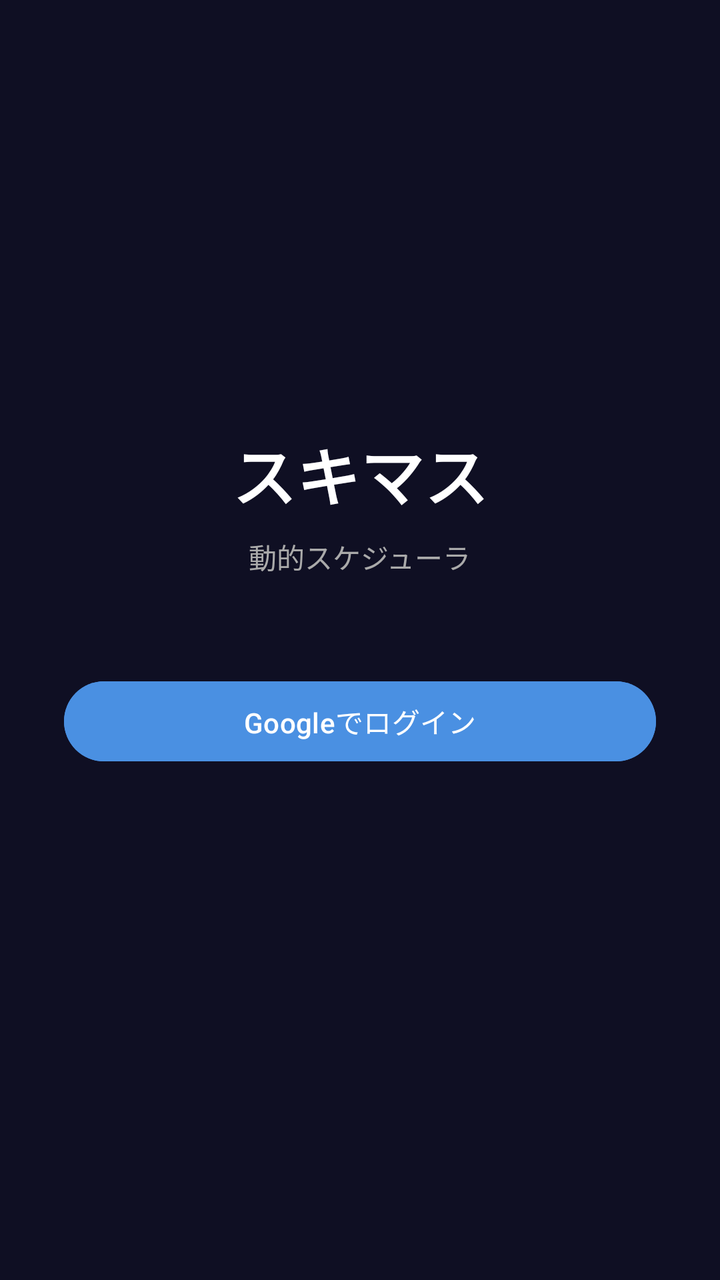
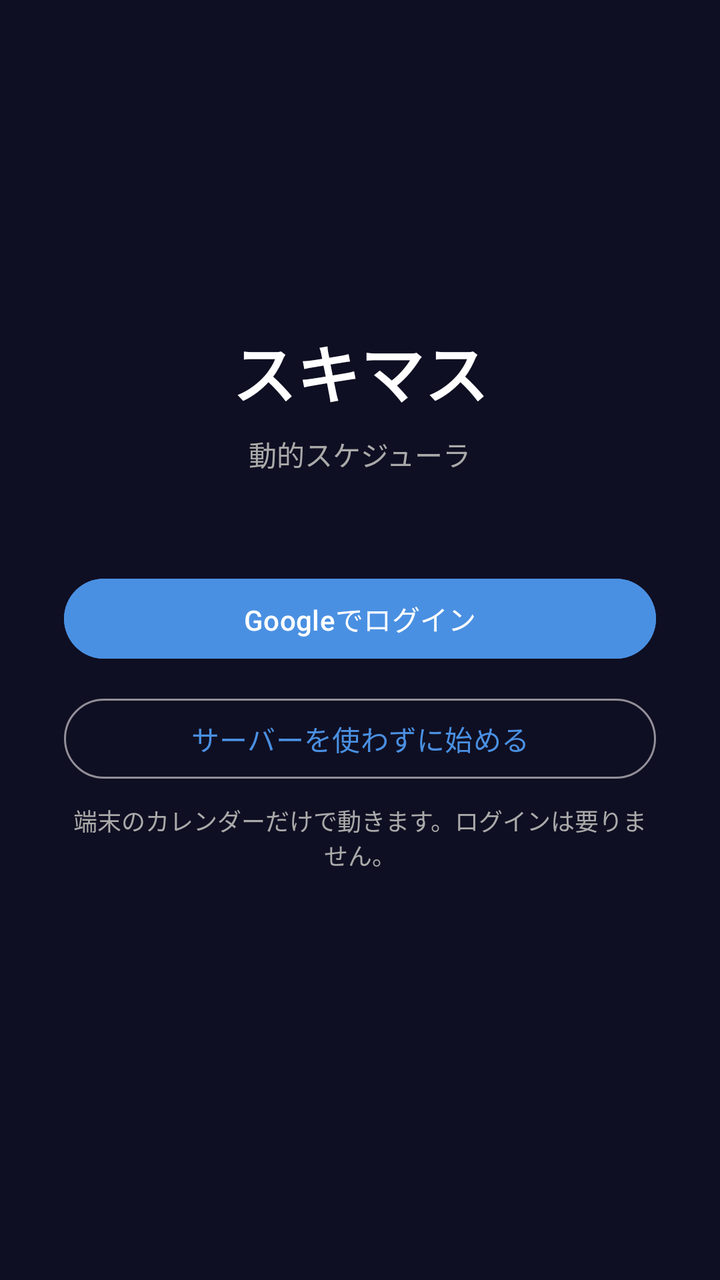

Before-and-after screenshots of an Android layout around one commit, followed by the original layout XML and the change that was made.
<!-- AndroidManifest.xml: application theme Theme.Dynasched -->
<!-- res/layout/activity_login.xml -->
<?xml version="1.0" encoding="utf-8"?>
<LinearLayout xmlns:android="http://schemas.android.com/apk/res/android"
    android:layout_width="match_parent"
    android:layout_height="match_parent"
    android:orientation="vertical"
    android:gravity="center"
    android:background="@color/bg"
    android:padding="32dp">

    <TextView
        android:layout_width="wrap_content"
        android:layout_height="wrap_content"
        android:text="@string/app_name"
        android:textColor="@color/on_bg"
        android:textSize="32sp"
        android:textStyle="bold" />

    <TextView
        android:layout_width="wrap_content"
        android:layout_height="wrap_content"
        android:layout_marginTop="8dp"
        android:text="動的スケジューラ"
        android:textColor="@color/on_bg_dim"
        android:textSize="14sp" />

    <Button
        android:id="@+id/loginButton"
        android:layout_width="match_parent"
        android:layout_height="wrap_content"
        android:layout_marginTop="48dp"
        android:backgroundTint="@color/primary"
        android:text="Googleでログイン"
        android:textColor="@color/white" />

    <TextView
        android:id="@+id/statusText"
        android:layout_width="wrap_content"
        android:layout_height="wrap_content"
        android:layout_marginTop="24dp"
        android:gravity="center"
        android:text=""
        android:textColor="@color/on_bg_dim"
        android:textSize="13sp" />

</LinearLayout>
<!-- resources referenced by this layout -->
<resources>
  <color name="bg">#0F0F23</color>
  <color name="on_bg">#FFFFFF</color>
  <color name="on_bg_dim">#AAAAAA</color>
  <color name="primary">#4A90E2</color>
  <color name="white">#FFFFFF</color>
  <string name="app_name">スキマス</string>
  <style name="Theme.Dynasched" parent="Theme.Material3.Dark.NoActionBar">
          <item name="colorPrimary">@color/primary</item>
          <item name="colorPrimaryDark">@color/primary_dark</item>
          <item name="colorOnPrimary">@color/white</item>
          <item name="android:statusBarColor">@color/bg</item>
          <item name="android:navigationBarColor">@color/surface</item>
          <item name="android:windowBackground">@color/bg</item>
      </style>
  <color name="primary_dark">#2D6CB0</color>
  <color name="surface">#1A1A2E</color>
</resources>

<!-- the commit's change to res/layout/activity_login.xml (unified diff, before → after) -->
@@ -32,6 +32,25 @@
         android:text="Googleでログイン"
         android:textColor="@color/white" />
 
+    
+    <Button
+        android:id="@+id/localStartButton"
+        style="?attr/materialButtonOutlinedStyle"
+        android:layout_width="match_parent"
+        android:layout_height="wrap_content"
+        android:layout_marginTop="12dp"
+        android:text="サーバーを使わずに始める"
+        android:textColor="@color/primary" />
+
+    <TextView
+        android:layout_width="match_parent"
+        android:layout_height="wrap_content"
+        android:layout_marginTop="8dp"
+        android:gravity="center"
+        android:text="端末のカレンダーだけで動きます。ログインは要りません。"
+        android:textColor="@color/on_bg_dim"
+        android:textSize="12sp" />
+
     <TextView
         android:id="@+id/statusText"
         android:layout_width="wrap_content"
